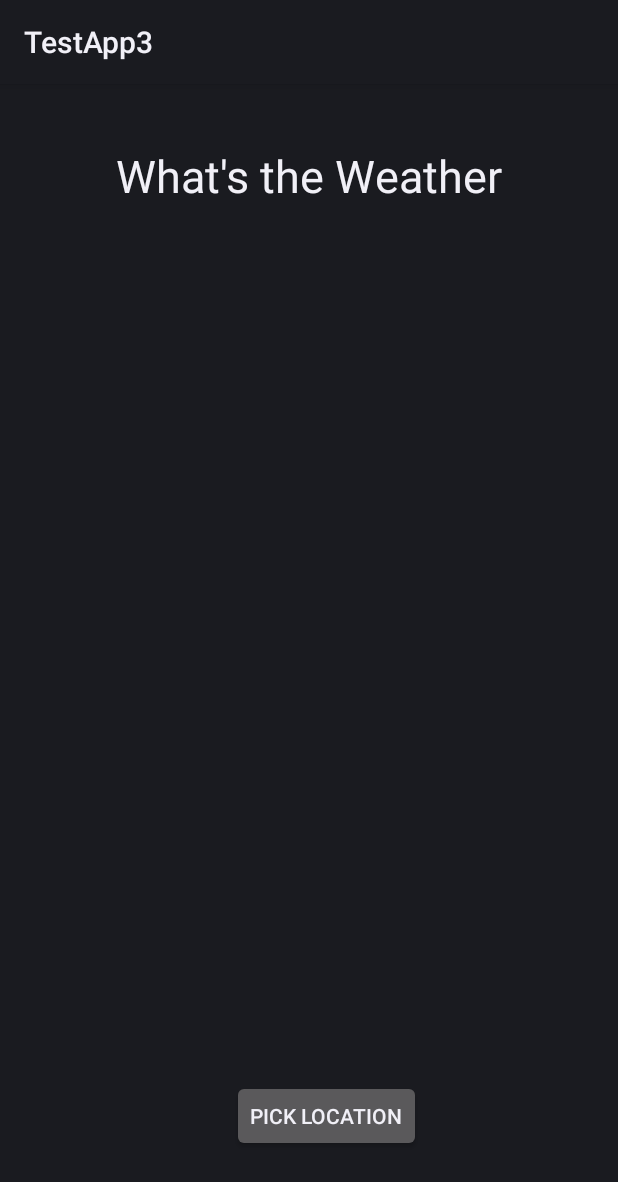
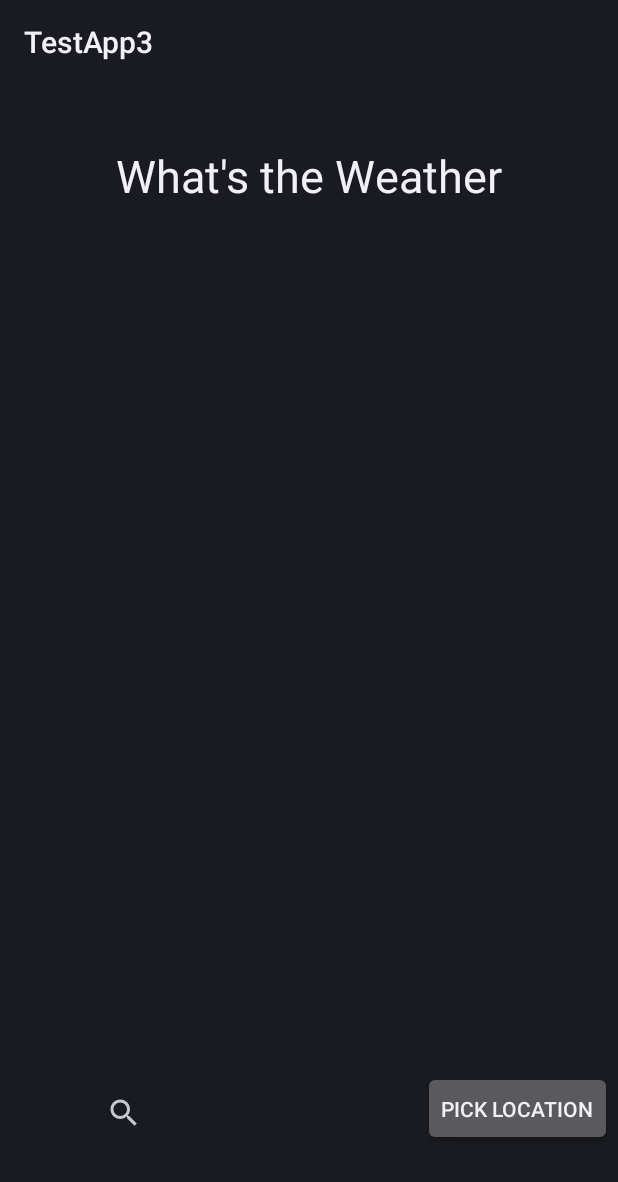
Before and after one commit to ishaan-ghosh/WhatsTheWeather, an Android app: the layout activity_main.xml on its own in the app's theme, with its tools: preview values and no code run, on a phone screen of 412 x 824 dp. Shown: the top 1182 px of the screen. Run offline under Robolectric (Android 15) with nearby library versions, the phone set to English and light mode, and no system bars; Roboto replaces fonts that are not available here.

Commit message:
Added searchbar

```diff
--- a/app/build.gradle
+++ b/app/build.gradle
@@ -8,7 +8,7 @@ android {
 
     defaultConfig {
         applicationId "com.example.testapp3"
-        minSdk 16
+        minSdk 19
         targetSdk 32
         versionCode 1
         versionName "1.0"
@@ -36,7 +36,8 @@ dependencies {
     implementation 'androidx.core:core-ktx:1.7.0'
     implementation 'androidx.appcompat:appcompat:1.4.1'
     implementation 'com.google.android.material:material:1.5.0'
-    implementation 'androidx.constraintlayout:constraintlayout:2.0.4'
+    implementation 'androidx.constraintlayout:constraintlayout:2.1.3'
+    implementation 'com.google.android.gms:play-services-maps:18.0.2'
     testImplementation 'junit:junit:4.13.2'
     androidTestImplementation 'androidx.test.ext:junit:1.1.3'
     androidTestImplementation 'androidx.test.espresso:espresso-core:3.4.0'
--- a/app/src/main/res/layout/activity_main.xml
+++ b/app/src/main/res/layout/activity_main.xml
@@ -17,15 +17,16 @@
     <Button
         android:id="@+id/button"
         android:layout_width="wrap_content"
-        android:layout_height="wrap_content"
-        android:layout_marginEnd="131dp"
-        android:layout_marginRight="131dp"
-        android:layout_marginBottom="56dp"
+        android:layout_height="50dp"
+        android:layout_marginEnd="4dp"
+        android:layout_marginRight="4dp"
+        android:layout_marginBottom="60dp"
         android:text="Pick Location"
         app:layout_constraintBottom_toBottomOf="parent"
         app:layout_constraintEnd_toEndOf="parent" />
 
     <TextView
+        android:id="@+id/textView"
         android:layout_width="wrap_content"
         android:layout_height="wrap_content"
         android:fontFamily="@font/trade_winds"
@@ -38,4 +39,13 @@
         app:layout_constraintTop_toTopOf="parent"
         app:layout_constraintVertical_bias="0.056" />
 
+    <SearchView
+        android:layout_width="200dp"
+        android:layout_height="40dp"
+        android:layout_marginEnd="153dp"
+        android:layout_marginRight="153dp"
+        android:layout_marginBottom="62dp"
+        app:layout_constraintBottom_toBottomOf="parent"
+        app:layout_constraintEnd_toEndOf="parent" />
+
 </androidx.constraintlayout.widget.ConstraintLayout>
```
